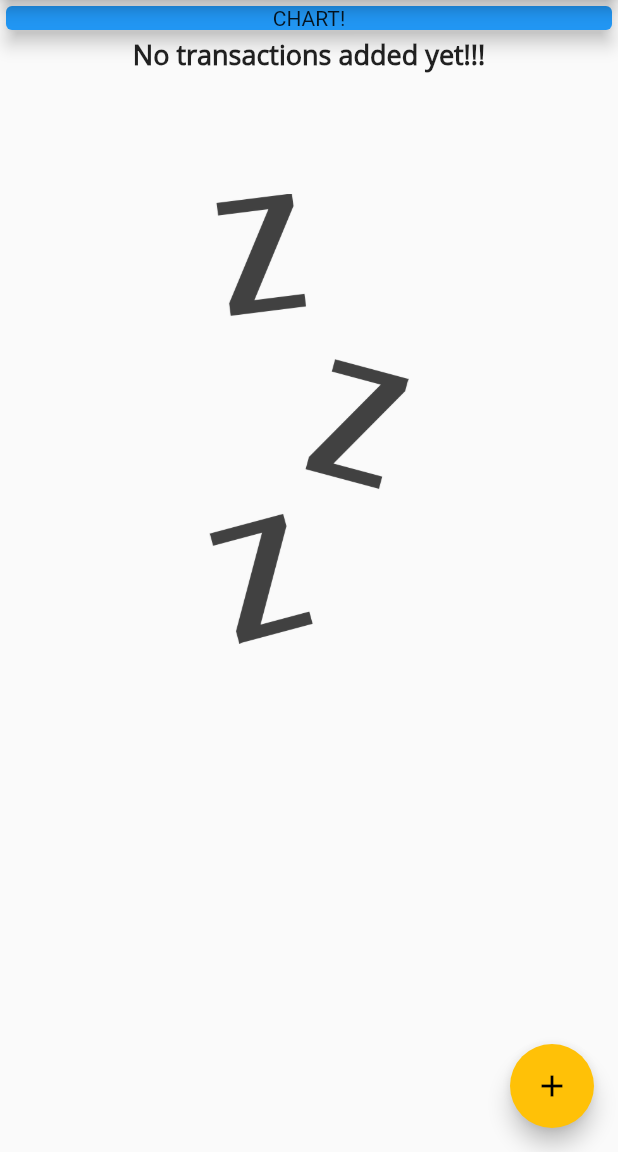
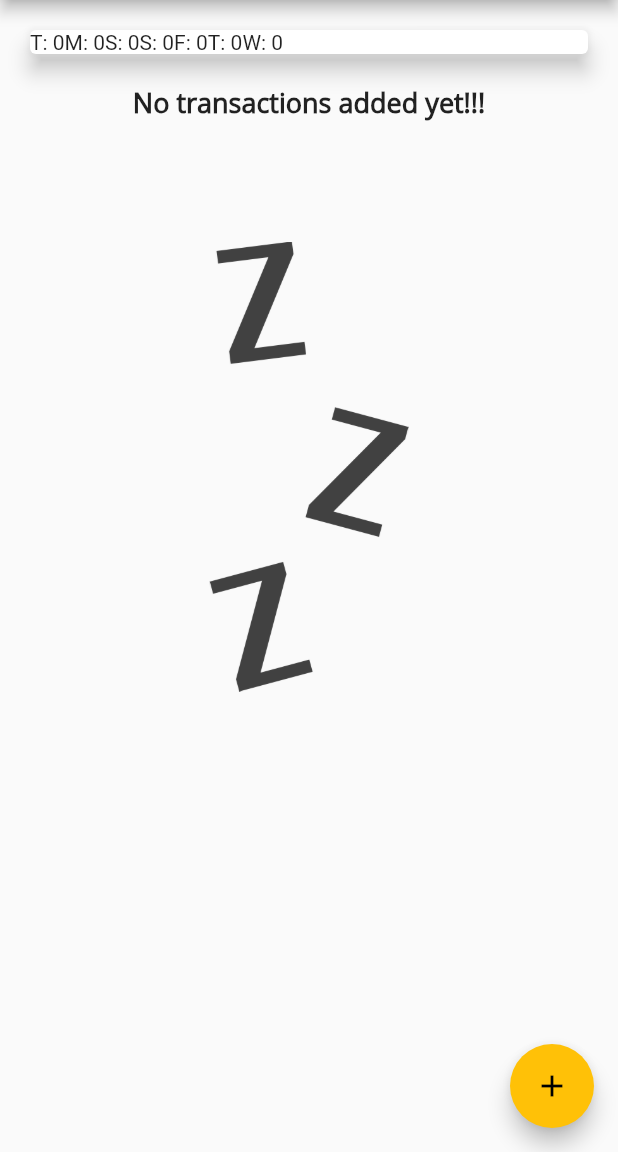
Before and after one commit to TarekAhamed-LIV3D/Expenses-Tracker, a Flutter app: the screen it shows after launch, on a phone screen of 412 x 824 dp, the part 84-1236 px from its top. Run offline on Flutter 3.47's test engine with Material 2 defaults, Android fonts, the phone set to English and light mode, and no system bars.

Commit message:
Create chart bar file and design bar depends on cost per day

```diff
--- a/lib/main.dart
+++ b/lib/main.dart
@@ -1,3 +1,4 @@
+import './widgets/chart.dart';
 import 'package:flutter/material.dart';
 import './widgets/new_transaction.dart';
 import './widgets/transaction_list.dart';
@@ -12,12 +13,21 @@
       debugShowCheckedModeBanner: false,
       title: 'Expenses Tracker',
       theme: ThemeData(
-        primarySwatch: Colors.green,
-        accentColor: Colors.amber,
-        fontFamily: 'Quicksand',
-        textTheme: ThemeData.light().textTheme.copyWith(headline6: TextStyle(fontFamily: 'OpenSans',fontWeight: FontWeight.bold,fontSize: 18)),
-        appBarTheme: AppBarTheme(textTheme: ThemeData.light().textTheme.copyWith(headline6: TextStyle(fontFamily: 'OpenSans',fontSize: 25,)),)
-      ),
+          primarySwatch: Colors.green,
+          accentColor: Colors.amber,
+          fontFamily: 'Quicksand',
+          textTheme: ThemeData.light().textTheme.copyWith(
+              headline6: TextStyle(
+                  fontFamily: 'OpenSans',
+                  fontWeight: FontWeight.bold,
+                  fontSize: 18)),
+          appBarTheme: AppBarTheme(
+            textTheme: ThemeData.light().textTheme.copyWith(
+                    headline6: TextStyle(
+                  fontFamily: 'OpenSans',
+                  fontSize: 25,
+                )),
+          )),
       home: MyHomePage(),
     );
   }
@@ -43,6 +53,14 @@
     //   date: DateTime.now(),
     // ),
   ];
+
+  List<Transaction> get _recentTransactions {
+    return _userTransactions.where((tx) {
+      return tx.date.isAfter(DateTime.now().subtract(
+        Duration(days: 7),
+      ));
+    }).toList();
+  }
 
   void _addNewTransaction(String txTitle, int txAmount) {
     final newTx = Transaction(
@@ -86,14 +104,7 @@
           // mainAxisAlignment: MainAxisAlignment.start,
           crossAxisAlignment: CrossAxisAlignment.stretch,
           children: <Widget>[
-            Container(
-              width: double.infinity,
-              child: Card(
-                color: Colors.blue,
-                child: Center(child: Text('CHART!')),
-                elevation: 5,
-              ),
-            ),
+            Chart(_recentTransactions),
             TransactionList(_userTransactions),
           ],
         ),
--- /dev/null
+++ b/lib/widgets/chart.dart
@@ -0,0 +1,44 @@
+import 'package:flutter/material.dart';
+import '../models/transaction.dart';
+import 'package:intl/intl.dart';
+
+class Chart extends StatelessWidget {
+  final List<Transaction> recentTransactions;
+
+  Chart(this.recentTransactions);
+
+  List<Map<String, Object>> get groupedTransactionValues {
+    return List.generate(7, (index) {
+      final weekDay = DateTime.now().subtract(
+        Duration(days: index),
+      );
+      int totalSum = 0;
+
+      for (var i = 0; i < recentTransactions.length; i++) {
+        if (recentTransactions[i].date.day == weekDay.day &&
+            recentTransactions[i].date.month == weekDay.month &&
+            recentTransactions[i].date.year == weekDay.year) {
+          totalSum += recentTransactions[i].amount;
+        }
+      }
+
+      return {
+        'day': DateFormat.E().format(weekDay).substring(0, 1),
+        'amount': totalSum,
+      };
+    });
+  }
+
+  @override
+  Widget build(BuildContext context) {
+    return Card(
+      elevation: 6,
+      margin: EdgeInsets.all(20),
+      child: Row(
+        children: groupedTransactionValues.map((data) {
+          return Text('${data['day']}: ${data['amount']}');
+        }).toList(),
+      ),
+    );
+  }
+}
```
Also changed, not shown: lib/widgets/chart_bar.dart (added, +48 -0 lines).
